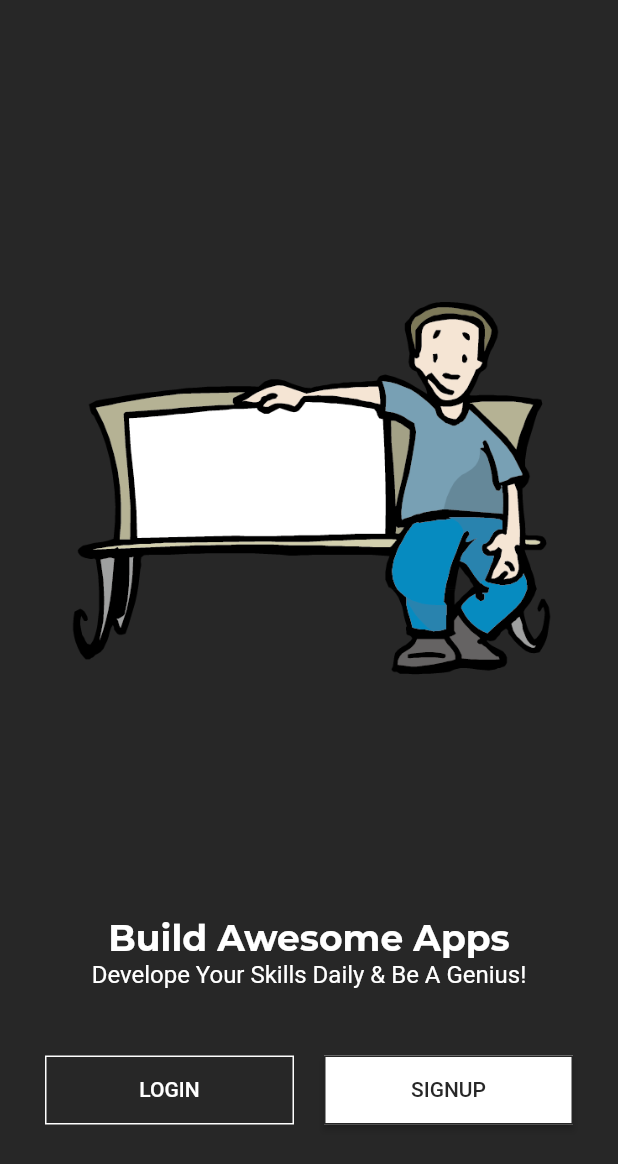
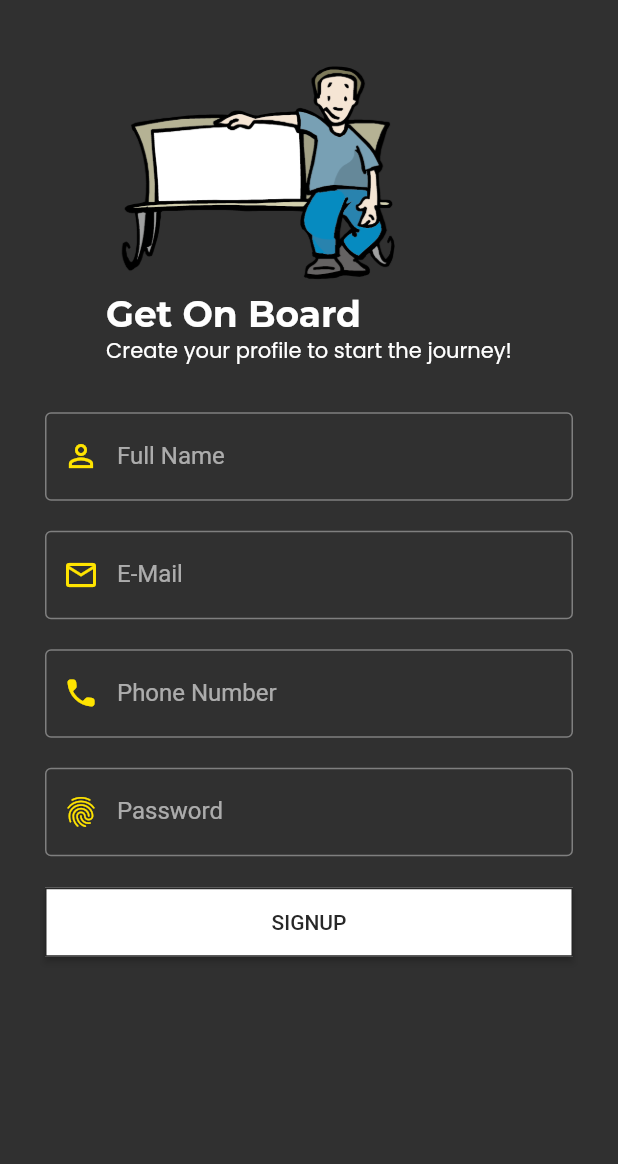
Before and after one commit to DimanthaWeerakoon/Flutter_Splash_OnBoarding_Login_SignUp, a Flutter app: the screen it shows after launch, after a tap on "SIGNUP", on a phone screen of 412 x 824 dp. Shown: the top 1164 px of the screen. Run offline on Flutter 3.47's test engine with Material 2 defaults, Android fonts, the phone set to English and light mode, and no system bars; our stand-ins replace get, google_fonts, liquid_swipe, smooth_page_indicator.

Commit message:
SignUp Screen UI completed

```diff
--- /dev/null
+++ b/lib/src/common_widgets/form_header_widget.dart
@@ -0,0 +1,29 @@
+import 'package:flutter/material.dart';
+
+
+
+class TFormHeaderWidget extends StatelessWidget {
+  const TFormHeaderWidget({
+    super.key,
+    required this.image, required this.title, required this.subTitle,
+  });
+
+  final String image,title,subTitle;
+
+  @override
+  Widget build(BuildContext context) {
+  final size = MediaQuery.of(context).size;
+    return Column(
+      crossAxisAlignment: CrossAxisAlignment.start,
+      children: [
+        Image(
+          image: AssetImage(image),
+          height: size.height * 0.2,),
+          Text(title, style: Theme.of(context).textTheme.headline2,),
+          Text(subTitle, style: Theme.of(context).textTheme.bodyText1,),
+
+      ],
+
+    );
+  }
+}
--- a/lib/src/constants/image_strings.dart
+++ b/lib/src/constants/image_strings.dart
@@ -16,3 +16,9 @@ const String tOnBoardingImage3 = "assets/images/onboarding_images/image6.png";
 //-- Welcome Screen Images
 
 const String tWelcomeSreenImage = "assets/images/welcome_images/image1.png";
+const String tLoginScreenImage = "assets/images/welcome_images/image3.png";
+
+
+//-- Logo Images
+
+const String tGoogleLogoImage = "assets/logo/google_logo.png";
--- a/lib/src/constants/sizes.dart
+++ b/lib/src/constants/sizes.dart
@@ -4,5 +4,6 @@
  import 'package:flutter/material.dart';
 
 const tDefaultSize = 30.0;
- const tSplashContainerSize = 30.0;
- const textButtonHeight = 15.0;
+const tSplashContainerSize = 30.0;
+const textButtonHeight = 15.0;
+const tFormHeight = 40.0;
--- a/lib/src/constants/text_strings.dart
+++ b/lib/src/constants/text_strings.dart
@@ -23,3 +23,23 @@
  //-- Generic Text
  const String tLogin = "Login";
  const String tSignUp = "SignUp";
+
+
+ //-- Login Screen Text
+ const String tLoginTitle = "Welcome Back";
+ const String tLoginSubTitle = "Make it work, make it right, make it fast.";
+ const String tRememberMe = "Remember Me?";
+ const String tEmail = "E-Mail";
+ const String tPassword = "Password";
+ const String tForgotPassword = "Forgot Password?";
+ const String tSignInWithGoogle = "Sign In With Google";
+ const String tDontHaveAnAccount = "Don't Have An Account? ";
+
+
+ //-- SignUp Screen Text
+
+ const String tSignUpTitle = "Get On Board";
+ const String tSignUpSubTitle = "Create your profile to start the journey!";
+ const String tAlreadyHaveAnAccount = "Already Have An Acount?";
+ const String tFullName = "Full Name";
+ const String tPhoneNumber = "Phone Number";
--- /dev/null
+++ b/lib/src/features/authentication/screens/signup/signup_screen.dart
@@ -0,0 +1,38 @@
+import 'package:flutter/material.dart';
+import 'package:full_app/src/common_widgets/form_header_widget.dart';
+import 'package:full_app/src/constants/colors.dart';
+import 'package:full_app/src/constants/image_strings.dart';
+import 'package:full_app/src/constants/sizes.dart';
+import 'package:full_app/src/constants/text_strings.dart';
+import 'package:full_app/src/features/authentication/screens/signup/widgets/signup_form_widget.dart';
+
+
+class TSignUpScreen extends StatelessWidget {
+  const TSignUpScreen({super.key});
+
+  @override
+  Widget build(BuildContext context) {
+    return SafeArea(
+      child: Scaffold(
+        body: SingleChildScrollView(
+          child: Container(
+            padding: const EdgeInsets.all(tDefaultSize),
+            child: const Column(
+              children: [
+                TFormHeaderWidget(
+                  image: tWelcomeSreenImage,
+                  title: tSignUpTitle,
+                  subTitle: tSignUpSubTitle,
+                ),
+                TSignUpFormWidget()
+              ],
+            ),
+          )),
+
+
+      ),
+    );
+  }
+
+
+}
--- /dev/null
+++ b/lib/src/features/authentication/screens/signup/widgets/signup_form_widget.dart
@@ -0,0 +1,69 @@
+import 'package:flutter/material.dart';
+import 'package:full_app/src/constants/sizes.dart';
+import 'package:full_app/src/constants/text_strings.dart';
+
+class TSignUpFormWidget extends StatelessWidget {
+  const TSignUpFormWidget({
+    super.key,
+  });
+
+  @override
+  Widget build(BuildContext context) {
+    return Container(
+      padding: const EdgeInsets.symmetric(vertical: tFormHeight - 10),
+      child: Form(
+        child: Column(
+          crossAxisAlignment: CrossAxisAlignment.start,
+          children: [
+            TextFormField(
+              decoration: const InputDecoration(
+                label: Text(tFullName),
+                hintText: tFullName,
+                prefixIcon: Icon(Icons.person_outline_outlined)
+              ),
+            ),
+            const SizedBox(
+              height: 20.0,
+            ),
+            TextFormField(
+              decoration: const InputDecoration(
+                label: Text(tEmail),
+                hintText: tEmail,
+                prefixIcon: Icon(Icons.email_outlined)
+              ),
+            ),
+            const SizedBox(
+              height: 20.0,
+            ),
+            TextFormField(
+              decoration: const InputDecoration(
+                label: Text(tPhoneNumber),
+                hintText: tPhoneNumber,
+                prefixIcon: Icon(Icons.phone_rounded)
+              ),
+            ),
+            const SizedBox(
+              height: 20.0,
+            ),
+            TextFormField(
+              decoration: const InputDecoration(
+                label: Text(tPassword),
+                hintText: tPassword,
+                prefixIcon: Icon(Icons.fingerprint_rounded)
+              ),
+            ),
+            const SizedBox(
+              height: 20.0,
+            ),
+            SizedBox(
+              width: double.infinity,
+              child: ElevatedButton(
+                onPressed: () {},
+                child: Text(tSignUp.toUpperCase())
+                ),
+            ),
+          ],
+        ),)
+    );
+  }
+}
--- a/lib/src/features/authentication/screens/welcome/welcome_screen.dart
+++ b/lib/src/features/authentication/screens/welcome/welcome_screen.dart
@@ -1,9 +1,15 @@
 import 'package:flutter/material.dart';
 import 'package:full_app/src/constants/colors.dart';
+import 'package:full_app/src/features/authentication/screens/signup/signup_screen.dart';
+// import 'package:full_app/src/features/authentication/screens/login/login_screen.dart';
 import 'package:full_app/src/utils/theme/theme.dart';
 import 'package:full_app/src/constants/image_strings.dart';
 import 'package:full_app/src/constants/sizes.dart';
 import 'package:full_app/src/constants/text_strings.dart';
+import 'package:get/get.dart';
+
+import '../login/login_screen.dart';
+
 
 class WelcomeScreen extends StatelessWidget {
   const WelcomeScreen({super.key});
@@ -42,7 +48,7 @@ class WelcomeScreen extends StatelessWidget {
                     children: [
                       Expanded(
                         child: OutlinedButton(
-                            onPressed: () {},
+                            onPressed: () => Get.to(() => const TLoginScreen()),
                             child: Text(
                               tLogin.toUpperCase(),
                             )),
@@ -52,7 +58,7 @@ class WelcomeScreen extends StatelessWidget {
                       ),
                       Expanded(
                         child: ElevatedButton(
-                            onPressed: () {}, child: Text(tSignUp.toUpperCase())),
+                            onPressed: () =>Get.to(() => const TSignUpScreen()) , child: Text(tSignUp.toUpperCase())),
                       )
                     ],
                   )
--- a/lib/src/utils/theme/theme.dart
+++ b/lib/src/utils/theme/theme.dart
@@ -1,6 +1,7 @@
 import "package:flutter/material.dart";
 import "package:full_app/src/utils/theme/widgets_theme/elevated_button_theme.dart";
 import "package:full_app/src/utils/theme/widgets_theme/outlined_button_theme.dart";
+import "package:full_app/src/utils/theme/widgets_theme/text_field_theme.dart";
 import "package:full_app/src/utils/theme/widgets_theme/text_theme.dart";
 
 class TAppTheme {
@@ -11,14 +12,16 @@ class TAppTheme {
     brightness: Brightness.light,
     textTheme: TTextTheme.lightTextTheme,
     outlinedButtonTheme: TOutlinedButtonTheme.lightOutlinedButtonTheme,
-    elevatedButtonTheme: TElevatedButtonTheme.lightElevatedButtonTheme
+    elevatedButtonTheme: TElevatedButtonTheme.lightElevatedButtonTheme,
+    inputDecorationTheme: TTextFormFieldTheme.lightInputDecorationTheme
   );
   static ThemeData darkTheme = ThemeData(
     appBarTheme: AppBarTheme( backgroundColor: Colors.yellow[600]),
     brightness: Brightness.dark,
     textTheme: TTextTheme.darkTextTheme,
     outlinedButtonTheme: TOutlinedButtonTheme.darkOutlinedButtonTheme,
-    elevatedButtonTheme: TElevatedButtonTheme.darkElevatedButtonTheme
+    elevatedButtonTheme: TElevatedButtonTheme.darkElevatedButtonTheme,
+    inputDecorationTheme: TTextFormFieldTheme.darkInputDecorationTheme
   );
 
 
--- /dev/null
+++ b/lib/src/utils/theme/widgets_theme/text_field_theme.dart
@@ -0,0 +1,30 @@
+import 'package:flutter/material.dart';
+import 'package:full_app/src/constants/colors.dart';
+import 'package:full_app/src/constants/text_strings.dart';
+
+class TTextFormFieldTheme {
+  TTextFormFieldTheme._();
+
+
+  static InputDecorationTheme lightInputDecorationTheme =
+    const InputDecorationTheme(
+      border: OutlineInputBorder(),
+      prefixIconColor: tSecondaryColor,
+      floatingLabelStyle: TextStyle(color: tSecondaryColor),
+      focusedBorder: OutlineInputBorder(
+      borderSide: BorderSide(width: 2.0, color: tSecondaryColor)
+      )
+    );
+
+  static InputDecorationTheme darkInputDecorationTheme =
+    const InputDecorationTheme(
+      border: OutlineInputBorder(),
+      prefixIconColor: tPrimaryColor,
+      floatingLabelStyle: TextStyle(color: tPrimaryColor),
+      focusedBorder: OutlineInputBorder(
+      borderSide: BorderSide(width: 2.0, color: tPrimaryColor)
+      )
+    );
+
+
+}
--- a/pubspec.yaml
+++ b/pubspec.yaml
@@ -67,6 +67,7 @@ flutter:
     - assets/images/splash_images/
     - assets/images/onboarding_images/
     - assets/images/welcome_images/
+    - assets/logo/
 
   # An image asset can refer to one or more resolution-specific "variants", see
   # https://flutter.dev/assets-and-images/#resolution-aware
```
Also changed, not shown: lib/src/features/authentication/screens/login/login_footer_widget.dart (added, +41 -0 lines), lib/src/features/authentication/screens/login/login_form_widget.dart (added, +57 -0 lines), lib/src/features/authentication/screens/login/login_header_widget.dart (added, +29 -0 lines), lib/src/features/authentication/screens/login/login_screen.dart (added, +33 -0 lines), assets/images/welcome_images/image3.png (added), assets/logo/google_logo.png (added).
